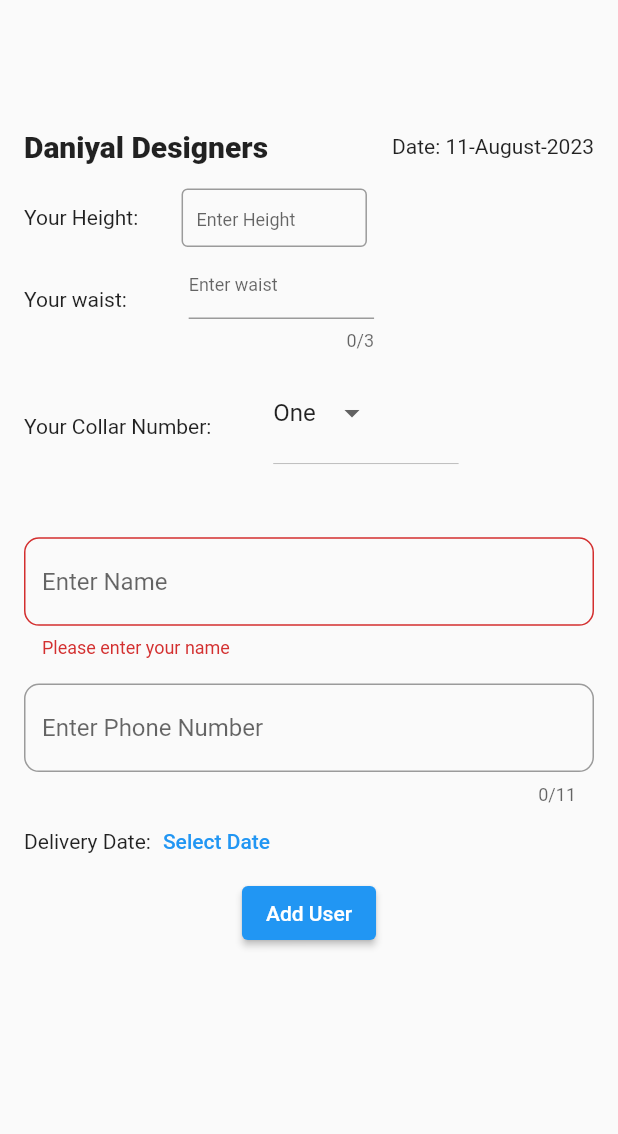
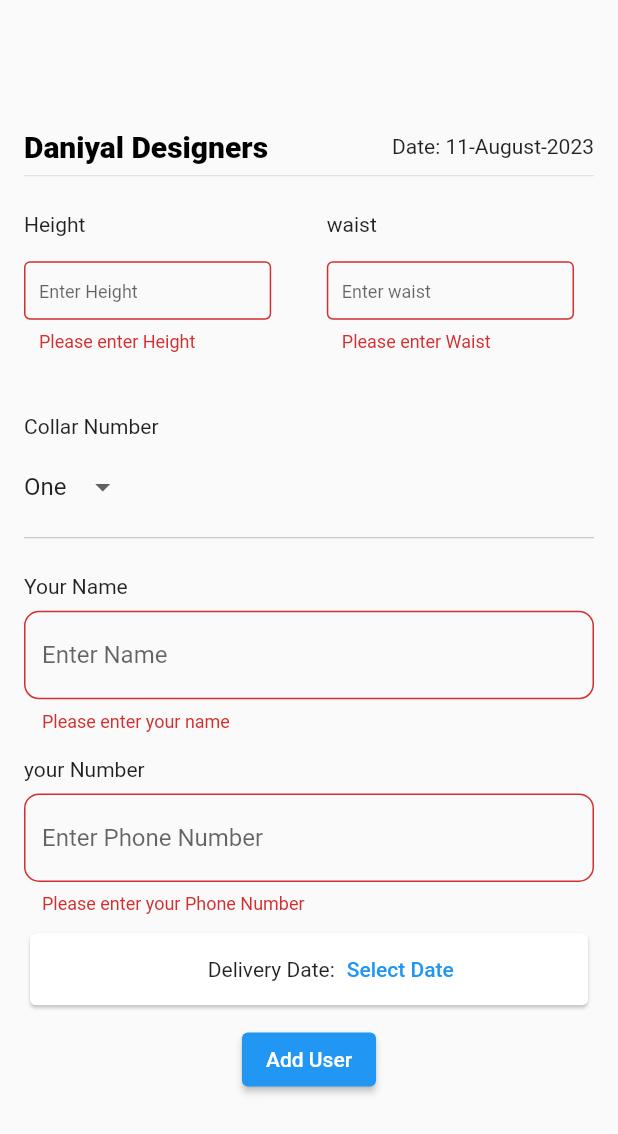
Before and after one commit to CodeWithSuleman/daniyal-designers-todo, a Flutter app: the AddTodoScreen screen opened directly, after a tap on "Add User", on a phone screen of 412 x 824 dp. Shown: the top 1134 px of the screen. Run offline on Flutter 3.47's test engine with Material 2 defaults, Android fonts, the phone set to English and light mode, and no system bars; our stand-ins replace cloud_firestore, firebase_core; accounts and stored records are empty.

Commit message:
fixing UI

```diff
--- a/lib/utils/validataion.dart
+++ b/lib/utils/validataion.dart
@@ -5,4 +5,25 @@
     }
     return null;
   }
+
+  static String? validatePhoneNumber(String? value) {
+    if (value!.isEmpty) {
+      return 'Please enter your Phone Number';
+    }
+    return null;
+  }
+
+  static String? validateHeight(String? value) {
+    if (value!.isEmpty) {
+      return 'Please enter Height';
+    }
+    return null;
+  }
+
+  static String? validateWaist(String? value) {
+    if (value!.isEmpty) {
+      return 'Please enter Waist';
+    }
+    return null;
+  }
 }
--- a/lib/views/add_todo_screen.dart
+++ b/lib/views/add_todo_screen.dart
@@ -1,5 +1,6 @@
 import 'package:daniyal_designers_todo/models/todo_model.dart';
 import 'package:daniyal_designers_todo/services/firebase_crud.dart';
+import 'package:daniyal_designers_todo/shared/text_styles.dart';
 import 'package:daniyal_designers_todo/utils/validataion.dart';
 import 'package:daniyal_designers_todo/views/all_todo_screen.dart';
 import 'package:flutter/material.dart';
@@ -37,29 +38,27 @@
               SizedBox(height: deviceHeight * 0.09),
               Row(
                 children: [
-                  const Text(
-                    "Daniyal Designers",
-                    style: TextStyle(
-                      fontSize: 20,
-                      fontWeight: FontWeight.w900,
-                    ),
-                  ),
+                  Text("Daniyal Designers",
+                      style: TextStyles.largeHeadingStyles),
                   const Spacer(),
                   Text(
                     'Date: ${DateFormat('dd-MMMM-yyyy').format(date)}',
                   ),
                 ],
               ),
+              const Divider(),
               SizedBox(height: deviceHeight * 0.02),
               Form(
                 key: formKey,
                 child: Column(
                   children: [
                     Row(
-                      crossAxisAlignment: CrossAxisAlignment.center,
                       children: [
-                        const Text("Your Height:"),
-                        SizedBox(width: deviceWidth * 0.07),
+                        Column(
+                          crossAxisAlignment: CrossAxisAlignment.start,
+                          children: [
+                            const Text("Height"),
+                            SizedBox(height: deviceHeight * 0.02),
                             TextFormField(
                               controller: heightController,
                               inputFormatters: [
@@ -70,7 +69,7 @@
                               textInputAction: TextInputAction.next,
                               decoration: InputDecoration(
                                 constraints:
-                                BoxConstraints(maxWidth: deviceWidth * 0.3),
+                                    BoxConstraints(maxWidth: deviceWidth * 0.4),
                                 border: const OutlineInputBorder(),
                                 isDense: true,
                                 contentPadding: const EdgeInsets.symmetric(
@@ -78,33 +77,47 @@
                                 hintText: "Enter Height",
                                 hintStyle: const TextStyle(fontSize: 12),
                               ),
+                              validator: Validator.validateHeight,
                             ),
                           ],
                         ),
-                    Row(
+                        SizedBox(width: deviceWidth * 0.09),
+                        Column(
+                          crossAxisAlignment: CrossAxisAlignment.start,
                           children: [
-                        const Text("Your waist:"),
-                        SizedBox(width: deviceWidth * 0.10),
+                            const Text("waist"),
+                            SizedBox(height: deviceHeight * 0.02),
                             TextFormField(
                               controller: waistController,
-                          maxLength: 3,
+                              inputFormatters: [
+                                FilteringTextInputFormatter.digitsOnly,
+                                LengthLimitingTextInputFormatter(3),
+                              ],
                               keyboardType: TextInputType.number,
                               decoration: InputDecoration(
+                                border: const OutlineInputBorder(),
+                                isDense: true,
+                                contentPadding: const EdgeInsets.symmetric(
+                                    horizontal: 10, vertical: 10),
                                 constraints:
-                                BoxConstraints(maxWidth: deviceWidth * 0.3),
+                                    BoxConstraints(maxWidth: deviceWidth * 0.4),
                                 hintText: "Enter waist",
                                 hintStyle: const TextStyle(fontSize: 12),
                               ),
+                              validator: Validator.validateWaist,
                             ),
                           ],
                         ),
-                    SizedBox(height: deviceHeight * 0.02),
-                    Row(
+                      ],
+                    ),
+                    SizedBox(height: deviceHeight * 0.05),
+                    Column(
+                      crossAxisAlignment: CrossAxisAlignment.stretch,
                       children: [
-                        const Text("Your Collar Number:"),
-                        SizedBox(width: deviceWidth * 0.1),
+                        const Text("Collar Number"),
+                        SizedBox(height: deviceHeight * 0.01),
                         SizedBox(
-                          width: deviceWidth * 0.3,
+                          width: deviceWidth * 0.2,
                           height: deviceHeight * 0.08,
                           child: DropdownButton<String>(
                             items: collarNum.map((String dropDownStringItem) {
@@ -122,7 +135,12 @@
                         ),
                       ],
                     ),
-                    SizedBox(height: deviceHeight * 0.05),
+                    SizedBox(height: deviceHeight * 0.02),
+                    Column(
+                      crossAxisAlignment: CrossAxisAlignment.stretch,
+                      children: [
+                        const Text("Your Name"),
+                        SizedBox(height: deviceHeight * 0.01),
                         TextFormField(
                           controller: nameController,
                           decoration: InputDecoration(
@@ -134,9 +152,14 @@
                           validator: Validator.validateName,
                         ),
                         SizedBox(height: deviceHeight * 0.02),
+                        const Text("your Number"),
+                        SizedBox(height: deviceHeight * 0.01),
                         TextFormField(
                           controller: phoneNumController,
-                      maxLength: 11,
+                          inputFormatters: [
+                            FilteringTextInputFormatter.digitsOnly,
+                            LengthLimitingTextInputFormatter(11),
+                          ],
                           keyboardType: TextInputType.number,
                           decoration: InputDecoration(
                             hintText: "Enter Phone Number",
@@ -144,9 +167,16 @@
                               borderRadius: BorderRadius.circular(10),
                             ),
                           ),
+                          validator: Validator.validatePhoneNumber,
                         ),
-                    Row(
+                      ],
+                    ),
+                    SizedBox(height: deviceHeight * 0.01),
+                    Card(
+                      child: Row(
+                        mainAxisAlignment: MainAxisAlignment.center,
                         children: [
+                          SizedBox(width: deviceWidth * 0.09),
                           const Text("Delivery Date:"),
                           TextButton(
                             onPressed: () async {
@@ -162,14 +192,17 @@
                               }
                             },
                             child: Text(selectedDate != null
-                              ? DateFormat('dd-MMMM-yyyy').format(selectedDate!)
+                                ? DateFormat('dd-MMMM-yyyy')
+                                    .format(selectedDate!)
                                 : 'Select Date'),
                           ),
                         ],
                       ),
+                    ),
                   ],
                 ),
               ),
+              SizedBox(height: deviceHeight * 0.01),
               ElevatedButton(
                 onPressed: () {
                   if (formKey.currentState!.validate()) {
```
Also changed, not shown: lib/views/all_todo_screen.dart (+22 -12 lines), lib/views/update_todo_screen.dart (+74 -30 lines), lib/views/widgets/user_details_card.dart (+22 -10 lines). Lines whose indentation alone changed are shown as unchanged.
